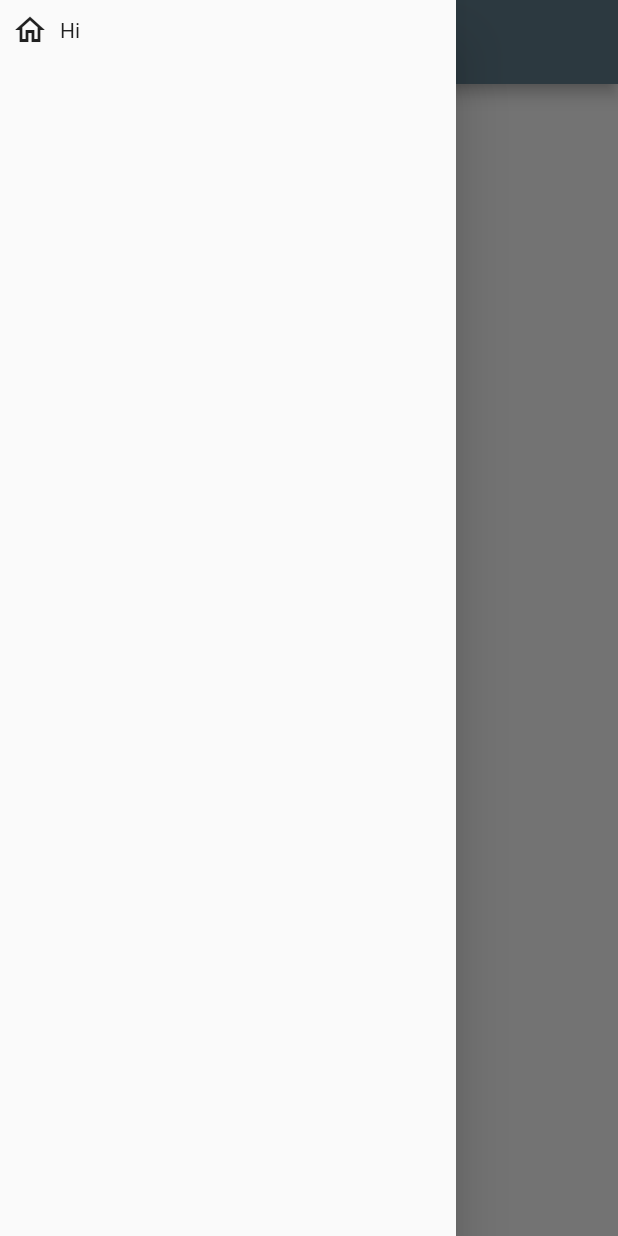
After one commit to astudilloalex/flutter_responsive_design, a Flutter app: the SidebarExample screen opened by its route, with the side drawer open, on a phone screen of 412 x 824 dp. The commit adds this screen. Run offline on Flutter 3.47's test engine with Material 2 defaults, Android fonts, the phone set to English and light mode, and no system bars.

Commit message:
Fix elevation of the app bar, add sidebar and responsive scaffold

```diff
--- a/example/lib/main.dart
+++ b/example/lib/main.dart
@@ -1,3 +1,4 @@
+import 'package:example/src/sidebar_example.dart';
 import 'package:flutter/material.dart';
 import 'package:responsive_design/responsive_design.dart';
 
@@ -34,6 +35,7 @@ class MyApp extends StatelessWidget {
         '/': (_) => const HomePage(),
         '/responsive-app-bar': (_) => const ResponsiveAppBarExample(),
         '/responsive-widget': (_) => const ResponsiveWidgetExample(),
+        '/sidebar-widget': (_) => const SidebarExample(),
       },
       initialRoute: '/',
     );
@@ -62,6 +64,12 @@ class HomePage extends StatelessWidget {
                 '/responsive-widget',
               ),
               title: const Text('Responsive Widget'),
+            ),
+            ListTile(
+              onTap: () => Navigator.of(context).pushNamed(
+                '/sidebar-widget',
+              ),
+              title: const Text('Sidebar Widget'),
             ),
           ],
         ),
--- /dev/null
+++ b/example/lib/src/sidebar_example.dart
@@ -0,0 +1,23 @@
+import 'package:flutter/material.dart';
+import 'package:responsive_design/responsive_design.dart';
+
+class SidebarExample extends StatelessWidget {
+  const SidebarExample({Key? key}) : super(key: key);
+
+  @override
+  Widget build(BuildContext context) {
+    return ResponsiveScaffold(
+      appBar: AppBar(),
+      sidebar: Sidebar(
+        asDrawer: true,
+        items: [
+          SidebarItem(
+            icon: Icon(Icons.home_outlined),
+            onTap: () {},
+            title: Text('Hi'),
+          )
+        ],
+      ),
+    );
+  }
+}
--- a/lib/responsive_design.dart
+++ b/lib/responsive_design.dart
@@ -4,4 +4,7 @@ export 'src/domain/enums/responsive_type.dart';
 export 'src/ui/app_bar/responsive_app_bar.dart';
 export 'src/ui/app_bar/widgets/app_bar_action.dart';
 export 'src/ui/responsive_widget.dart';
+export 'src/ui/scaffold/responsive_scaffold.dart';
+export 'src/ui/sidebar/sidebar.dart';
+export 'src/ui/sidebar/widgets/sidebar_item.dart';
 export 'src/ui/utilities/responsive_util.dart';
--- a/lib/src/domain/entities/responsive_settings.dart
+++ b/lib/src/domain/entities/responsive_settings.dart
@@ -1,5 +1,3 @@
-// ignore_for_file: prefer_constructors_over_static_methods
-
 import 'package:responsive_design/src/domain/entities/screen_change_points.dart';
 
 /// Manage the responsive screen settings.
@@ -10,6 +8,8 @@ class ResponsiveSettings {
 
   ScreenChangePoints _screeChangePoints = const ScreenChangePoints();
   double? _screenMaxWidth;
+  double? _sidebarOpenWidth;
+  double? _sidebarCompactWidth;
 
   /// Set all settings for the all responsive widgets.
   ///
@@ -20,6 +20,7 @@ class ResponsiveSettings {
     final ScreenChangePoints? screenChangePoints,
     final double? screenMaxWidth,
   }) {
+    assert(screenMaxWidth == null || screenMaxWidth > 0);
     if (screenChangePoints != null) _screeChangePoints = screenChangePoints;
     _screenMaxWidth = screenMaxWidth;
   }
@@ -27,12 +28,19 @@ class ResponsiveSettings {
   /// Returns the maximum width for all responsive widgets.
   double? get screenMaxWidth => _screenMaxWidth;
 
+  /// Width of the sidebar when is open.
+  double get sidebarOpenWidth => _sidebarOpenWidth ?? 300.0;
+
+  /// Width of the sidebar when is compact.
+  double get sidebarCompactWidth => _sidebarCompactWidth ?? 50.0;
+
   /// Returns change points information.
   ScreenChangePoints get screenChangePoints => _screeChangePoints;
 
   static ResponsiveSettings? _instance;
 
   /// Returns a instance of the [ResponsiveSettings] class.
+  // ignore: prefer_constructors_over_static_methods
   static ResponsiveSettings get instance {
     return _instance ??= ResponsiveSettings._();
   }
--- a/lib/src/ui/app_bar/responsive_app_bar.dart
+++ b/lib/src/ui/app_bar/responsive_app_bar.dart
@@ -151,7 +151,7 @@ class ResponsiveAppBar extends StatelessWidget implements PreferredSizeWidget {
         color: backgroundColor ??
             AppBarTheme.of(context).backgroundColor ??
             Theme.of(context).colorScheme.primary,
-        elevation: elevation,
+        elevation: elevation ?? Theme.of(context).appBarTheme.elevation,
         child: Center(
           child: ConstrainedBox(
             constraints: BoxConstraints(maxWidth: maxWidth),
@@ -176,7 +176,7 @@ class ResponsiveAppBar extends StatelessWidget implements PreferredSizeWidget {
       automaticallyImplyLeading: automaticallyImplyLeading,
       backgroundColor: backgroundColor,
       centerTitle: centerTitle,
-      elevation: 0.0,
+      elevation: elevation,
       leading: leading,
       title: fitTitle ? FittedBox(child: title) : title,
       titleTextStyle: titleTextStyle,
--- /dev/null
+++ b/lib/src/ui/scaffold/responsive_scaffold.dart
@@ -0,0 +1,83 @@
+import 'package:flutter/material.dart';
+import 'package:responsive_design/responsive_design.dart';
+import 'package:responsive_design/src/domain/enums/sidebar_mode.dart';
+
+class ResponsiveScaffold extends StatelessWidget {
+  const ResponsiveScaffold({
+    Key? key,
+    this.appBar,
+    this.body,
+    this.drawer,
+    this.bodyMaxWidth,
+    this.sidebar,
+  })  : assert(bodyMaxWidth == null || bodyMaxWidth > 0.0),
+        super(key: key);
+
+  /// An app bar to display at the top of the scaffold.
+  final PreferredSizeWidget? appBar;
+
+  /// The primary content of the scaffold.
+  final Widget? body;
+
+  /// Controls the maximum width of the body content.
+  final double? bodyMaxWidth;
+
+  /// A panel displayed to the side of the [body], often hidden on mobile
+  /// devices. Swipes in from either left-to-right ([TextDirection.ltr]) or
+  /// right-to-left ([TextDirection.rtl])
+  final Widget? drawer;
+
+  /// Add left sidebar in the scaffold, only work if [drawer] is null.
+  final Sidebar? sidebar;
+
+  @override
+  Widget build(BuildContext context) {
+    final ResponsiveSettings settings = ResponsiveSettings.instance;
+    final ResponsiveType type = ResponsiveUtil(
+      changePoints: settings.screenChangePoints,
+      context: context,
+    ).responsiveType;
+    final double? maxWidth = bodyMaxWidth ?? settings.screenMaxWidth;
+    if (drawer == null && sidebar != null) {
+      if (sidebar!.mode == SidebarMode.auto && sidebar!.asDrawer) {
+        if (type == ResponsiveType.phone || type == ResponsiveType.watch) {
+          return Scaffold(
+            appBar: appBar,
+            drawer: sidebar,
+            body: body,
+          );
+        }
+      }
+      return Row(
+        children: [
+          sidebar!,
+          Expanded(
+            child: Scaffold(
+              appBar: appBar,
+              body: maxWidth == null
+                  ? body
+                  : Center(
+                      child: ConstrainedBox(
+                        constraints: BoxConstraints(maxWidth: maxWidth),
+                        child: body,
+                      ),
+                    ),
+            ),
+          ),
+        ],
+      );
+    }
+    return Scaffold(
+      appBar: appBar,
+      body: maxWidth == null
+          ? body
+          : Center(
+              child: ConstrainedBox(
+                constraints: BoxConstraints(maxWidth: maxWidth),
+                child: body,
+              ),
+            ),
+      drawer: drawer,
+    );
+  }
+}
--- /dev/null
+++ b/lib/src/ui/sidebar/sidebar.dart
@@ -0,0 +1,97 @@
+import 'package:flutter/material.dart';
+import 'package:responsive_design/responsive_design.dart';
+import 'package:responsive_design/src/domain/enums/sidebar_mode.dart';
+
+/// A left sidebar of the Scaffold.
+class Sidebar extends StatelessWidget {
+  /// Define a [Sidebar] widget.
+  const Sidebar({
+    Key? key,
+    this.asDrawer = false,
+    this.footer,
+    this.header,
+    this.items = const [],
+    this.mode = SidebarMode.auto,
+  }) : super(key: key);
+
+  /// Only apply when use in a [ResponsiveScaffold], drawer is null and [mode]
+  /// is [SidebarMode.auto], if true transform the sidebar in a drawer.
+  final bool asDrawer;
+
+  /// Apply a footer widget in the sidebar.
+  final Widget? footer;
+
+  /// Apply a header widget.
+  final Widget? header;
+
+  /// Items off the sidebar.
+  final List<SidebarItem> items;
+
+  /// Mode of the sidebar.
+  ///
+  /// Default [SidebarMode.auto].
+  final SidebarMode mode;
+
+  @override
+  Widget build(BuildContext context) {
+    final ResponsiveType type = ResponsiveUtil(
+      changePoints: ResponsiveSettings.instance.screenChangePoints,
+      context: context,
+    ).responsiveType;
+    final double openWidth = ResponsiveSettings.instance.sidebarOpenWidth;
+    final double compactWidth = ResponsiveSettings.instance.sidebarCompactWidth;
+    SidebarMode mode = this.mode;
+    if (this.mode == SidebarMode.auto) {
+      if (type == ResponsiveType.desktop) mode = SidebarMode.open;
+      if (type == ResponsiveType.tablet) mode = SidebarMode.compact;
+    }
+    if (this.mode == SidebarMode.auto &&
+            asDrawer &&
+            type == ResponsiveType.phone ||
+        type == ResponsiveType.watch) {
+      return Drawer(
+        child: AnimatedContainer(
+          duration: const Duration(milliseconds: 300),
+          child: Column(
+            children: [
+              if (header != null) header!,
+              Expanded(
+                child: ListView.builder(
+                  itemCount: items.length,
+                  itemBuilder: (_, index) {
+                    return items[index];
+                  },
+                ),
+              ),
+              if (footer != null) footer!,
+            ],
+          ),
+        ),
+      );
+    }
+    return Card(
+      elevation: 0.0,
+      shape: const RoundedRectangleBorder(),
+      margin: EdgeInsets.zero,
+      child: AnimatedContainer(
+        duration: const Duration(milliseconds: 300),
+        width: mode == SidebarMode.open ? openWidth : compactWidth,
+        height: MediaQuery.of(context).size.height,
+        child: Column(
+          children: [
+            if (header != null) header!,
+            Expanded(
+              child: ListView.builder(
+                itemCount: items.length,
+                itemBuilder: (_, index) {
+                  return items[index];
+                },
+              ),
+            ),
+            if (footer != null) footer!,
+          ],
+        ),
+      ),
+    );
+  }
+}
--- /dev/null
+++ b/lib/src/ui/sidebar/widgets/sidebar_item.dart
@@ -0,0 +1,47 @@
+import 'package:flutter/material.dart';
+import 'package:responsive_design/responsive_design.dart';
+
+class SidebarItem extends StatelessWidget {
+  const SidebarItem({
+    Key? key,
+    required this.icon,
+    this.onTap,
+    this.title,
+  }) : super(key: key);
+
+  /// Icon to show leading of the sidebar.
+  final Widget icon;
+
+  /// Called when the user taps this part of the material.
+  final GestureTapCallback? onTap;
+
+  /// The title of the sidebar item.
+  final Widget? title;
+
+  @override
+  Widget build(BuildContext context) {
+    return InkWell(
+      onTap: onTap,
+      child: Padding(
+        padding: const EdgeInsets.all(8.0),
+        child: LayoutBuilder(
+          builder: (_, constraints) {
+            return Row(
+              mainAxisAlignment: MainAxisAlignment.center,
+              children: [
+                icon,
+                if (constraints.maxWidth >
+                    ResponsiveSettings.instance.sidebarCompactWidth)
+                  const SizedBox(width: 8.0),
+                if (title != null &&
+                    constraints.maxWidth >
+                        ResponsiveSettings.instance.sidebarCompactWidth)
+                  Expanded(child: title!),
+              ],
+            );
+          },
+        ),
+      ),
+    );
+  }
+}
```
Also changed, not shown: example/pubspec.lock, 1 other file.
